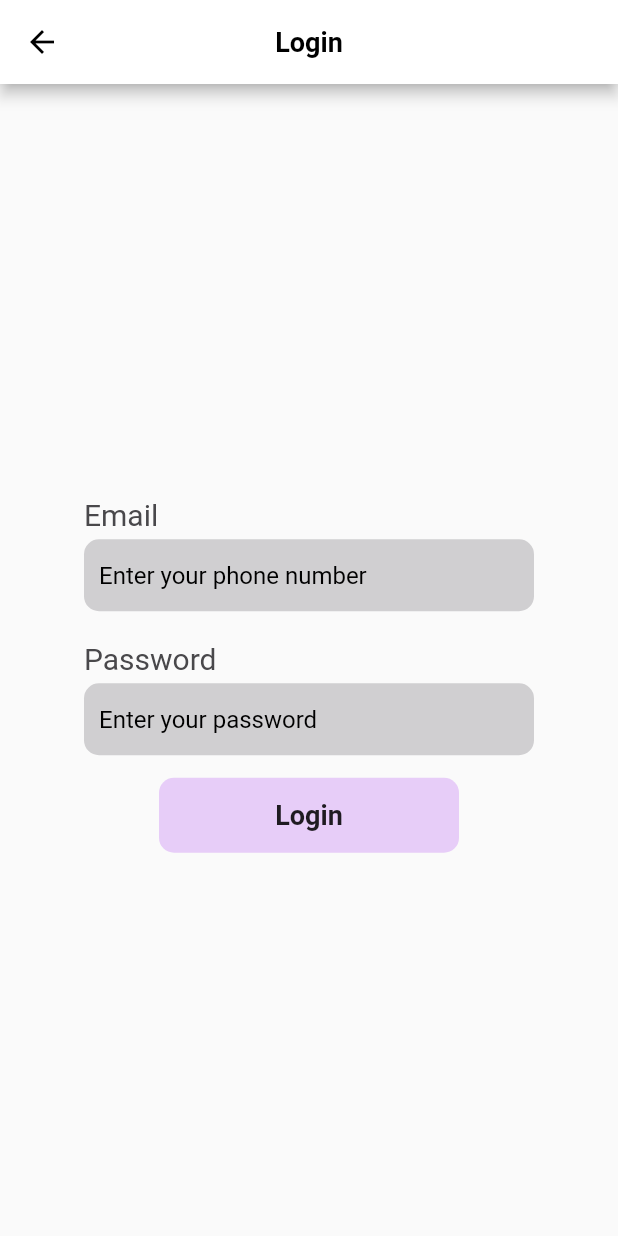
After one commit to developer-student-club-thapar/30DaysOfCloudLeaderBoard, a Flutter app: the screen it shows after launch, after a tap on the "add" icon, on a phone screen of 412 x 824 dp. The commit adds this screen. Run offline on Flutter 3.47's test engine with Material 2 defaults, Android fonts, the phone set to English and light mode, and no system bars; our stand-ins replace shared_preferences; network calls fail.

Commit message:
Made login and auto login

```diff
--- /dev/null
+++ b/gcloud_leaderboard/lib/Models/auth.dart
@@ -0,0 +1,52 @@
+import 'dart:convert';
+
+import 'package:flutter/cupertino.dart';
+import 'package:http/http.dart' as http;
+import 'package:shared_preferences/shared_preferences.dart';
+
+class Auth with ChangeNotifier {
+  String? _token;
+  bool get isAuth {
+    return _token != null;
+  }
+  Future<void> login(String username, String password) async {
+    final url = Uri.parse('https://gcloud.servatom.com/login');
+    try {
+      final response = await http.post(url,
+          headers: {"Content-Type": "application/json"},
+          body: jsonEncode({"username": "$username", "password": "$password"}));
+      if (response.statusCode == 200) {
+        _token = jsonDecode(response.body)["access_token"];
+        print(_token);
+        notifyListeners();
+        final prefs = await SharedPreferences.getInstance();
+        prefs.setString('userData', _token!);
+      } else {
+        throw "could not login";
+      }
+    } catch (e) {
+      print(e);
+      rethrow;
+    }
+  }
+
+  void logout() async {
+    _token = null;
+    notifyListeners();
+
+    final prefs = await SharedPreferences.getInstance();
+    prefs.clear();
+  }
+
+  Future<bool> checkLogin() async {
+    final prefs = await SharedPreferences.getInstance();
+    if (!prefs.containsKey('userData')) {
+      return false;
+    }
+    _token = prefs.getString('userData');
+
+    notifyListeners();
+
+    return true;
+  }
+}
--- /dev/null
+++ b/gcloud_leaderboard/lib/UI/Screens/loginscreen.dart
@@ -0,0 +1,176 @@
+import 'package:flutter/material.dart';
+import 'package:gcloud_leaderboard/Models/auth.dart';
+import 'package:gcloud_leaderboard/UI/Screens/homescreen.dart';
+import 'package:gcloud_leaderboard/UI/Widgets/custombutton.dart';
+import 'package:provider/provider.dart';
+
+class LoginScreen extends StatefulWidget {
+
+
+  @override
+  _LoginScreenState createState() => _LoginScreenState();
+}
+
+class _LoginScreenState extends State<LoginScreen> {
+  String email = '';
+  bool isLoading = false;
+  String password = '';
+
+  @override
+  Widget build(BuildContext context) {
+    return Scaffold(
+      appBar: AppBar(
+          centerTitle: true,
+          backgroundColor: Colors.white,
+          title: const Text(
+            'Login',
+            style: TextStyle(
+              fontWeight: FontWeight.w700,
+              fontSize: 18,
+              color: Colors.black
+            )
+          ),
+          leading: IconButton(
+              icon: const Icon(Icons.arrow_back,color: Colors.black,),
+              onPressed: () {
+                Navigator.push(context, MaterialPageRoute(builder: (ctx)=> HomeScreen() ));
+              })),
+      body: SafeArea(
+        child: Center(
+          child: isLoading
+              ? const Center(
+                  child: CircularProgressIndicator(),
+                )
+              : SingleChildScrollView(
+                  child: Column(
+                      mainAxisAlignment: MainAxisAlignment.center,
+                      children: [
+                                               Container(
+                          margin: const EdgeInsets.only(
+                              top:  20),
+                          child: Column(
+                            crossAxisAlignment: CrossAxisAlignment.start,
+                            children: [
+                              Text(
+                                'Email',
+                                style: Theme.of(context)
+                                    .textTheme
+                                    .headline2
+                                    ?.copyWith(
+                                      fontSize:
+                                          20,
+                                      color: const Color(0xff49484b),
+                                    ),
+                              ),
+                              Container(
+                                margin: const EdgeInsets.only(top: 5),
+                                width: 300,
+                                decoration: BoxDecoration(
+                                    borderRadius: BorderRadius.circular(10),
+                                    color: const Color(0xff7f7c82).withOpacity(.34)),
+                                child: TextField(
+                                  decoration: const InputDecoration(
+                                      border: InputBorder.none,
+                                      contentPadding: EdgeInsets.only(
+                                          left:
+                                              10),
+                                      hintText: 'Enter your phone number',
+                                      hintStyle:
+                                          TextStyle(color: Colors.black)),
+                                  keyboardType: TextInputType.emailAddress,
+                                  onChanged: (value) {
+                                    email = value;
+                                  },
+                                ),
+                              ),
+                            ],
+                          ),
+                        ),
+                        Container(
+                          margin:const EdgeInsets.only(
+                              top:  20),
+                          child: Column(
+                            crossAxisAlignment: CrossAxisAlignment.start,
+                            children: [
+                              Text(
+                                'Password',
+                                style: Theme.of(context)
+                                    .textTheme
+                                    .headline2
+                                    ?.copyWith(
+                                      fontSize:
+                                          20,
+                                      color: const Color(0xff49484b),
+                                    ),
+                              ),
+                              Container(
+                                margin: const EdgeInsets.only(top: 5),
+                                width: 300,
+                                decoration: BoxDecoration(
+                                    borderRadius: BorderRadius.circular(10),
+                                    color: const Color(0xff7f7c82).withOpacity(.34)),
+                                child: TextField(
+                                  decoration:const InputDecoration(
+                                      border: InputBorder.none,
+                                      contentPadding:  EdgeInsets.only(
+                                          left:
+                                              10),
+                                      hintText: 'Enter your password',
+                                      hintStyle:
+                                          TextStyle(color: Colors.black)),
+                                  obscureText: true,
+                                  onChanged: (value) {
+                                    password = value;
+                                  },
+                                ),
+                              ),
+                            ],
+                          ),
+                        ),
+                        Container(
+                          margin: const EdgeInsets.only(
+                              top: 15),
+                          child: Center(
+                            child: CustomButton(
+                                text: 'Login',
+                                onTap: () async {
+
+                                  try {
+                                    setState(() {
+                                      isLoading = true;
+                                    });
+                                    await Provider.of<Auth>(context,
+                                            listen: false)
+                                        .login(email, password,);
+                                    Navigator.push(context, MaterialPageRoute(builder: (ctx)=> HomeScreen() ));
+                                  } catch (e) {
+                                    showDialog(
+                                        context: context,
+                                        builder: (_) {
+                                          return AlertDialog(
+                                            title: const Text('Error Occured'),
+                                            content: Text('$e'),
+                                            actions: [
+                                              TextButton(
+                                                  onPressed: () {
+                                                    Navigator.pop(context);
+                                                  },
+                                                  child: const Text('Ok'))
+                                            ],
+                                          );
+                                        });
+                                  } finally {
+                                    setState(() {
+                                      isLoading = false;
+                                    });
+                                  }
+                                }),
+                          ),
+                        )
+                      ]),
+                ),
+        ),
+      ),
+    );
+  }
+}
--- a/gcloud_leaderboard/lib/main.dart
+++ b/gcloud_leaderboard/lib/main.dart
@@ -1,4 +1,5 @@
 import 'package:flutter/material.dart';
+import 'package:gcloud_leaderboard/Models/auth.dart';
 import 'package:gcloud_leaderboard/Models/user.dart';
 import 'package:gcloud_leaderboard/UI/Screens/homescreen.dart';
 import 'package:provider/provider.dart';
@@ -15,7 +16,8 @@ class MyApp extends StatelessWidget {
   Widget build(BuildContext context) {
     return MultiProvider(
       providers: [
-        ChangeNotifierProvider.value(value: UserData())
+        ChangeNotifierProvider.value(value: UserData()),
+        ChangeNotifierProvider.value(value: Auth())
       ],
       child: MaterialApp(
 
--- a/gcloud_leaderboard/pubspec.yaml
+++ b/gcloud_leaderboard/pubspec.yaml
@@ -36,6 +36,7 @@ dependencies:
   cupertino_icons: ^1.0.2
   http: ^0.13.4
   provider: ^6.0.1
+  shared_preferences: ^2.0.8
 
 dev_dependencies:
   flutter_test:
```
Also changed, not shown: gcloud_leaderboard/lib/UI/Screens/homescreen.dart (+11 -96 lines), gcloud_leaderboard/lib/UI/Widgets/addbutton.dart (added, +125 -0 lines), gcloud_leaderboard/pubspec.lock.
